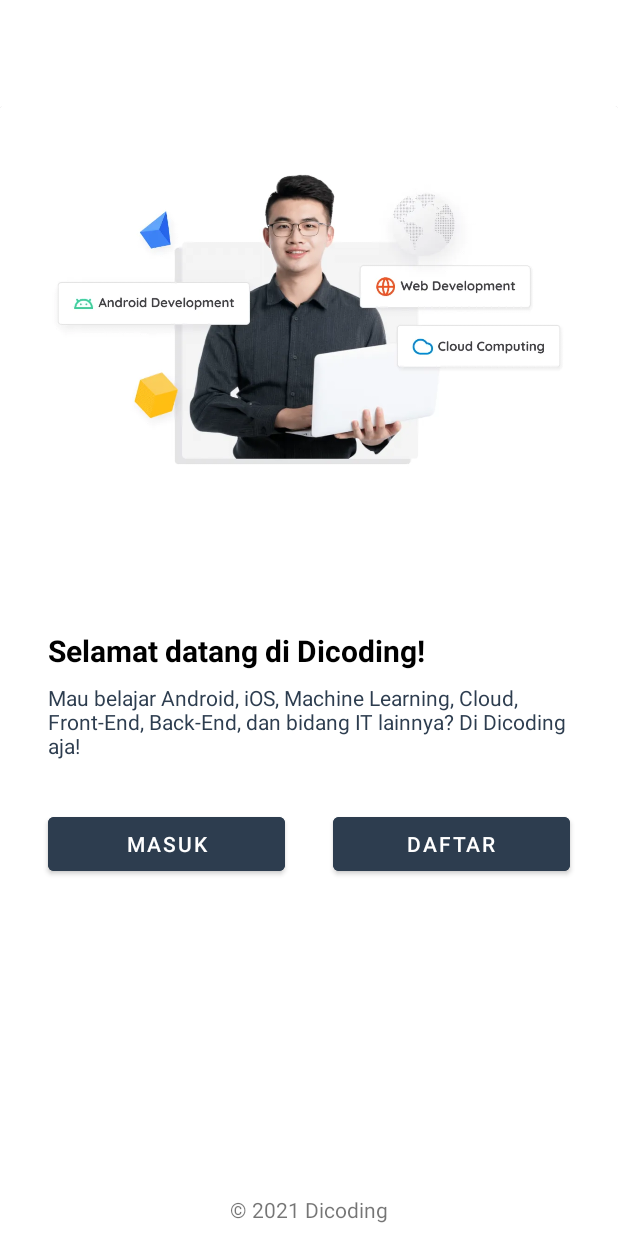
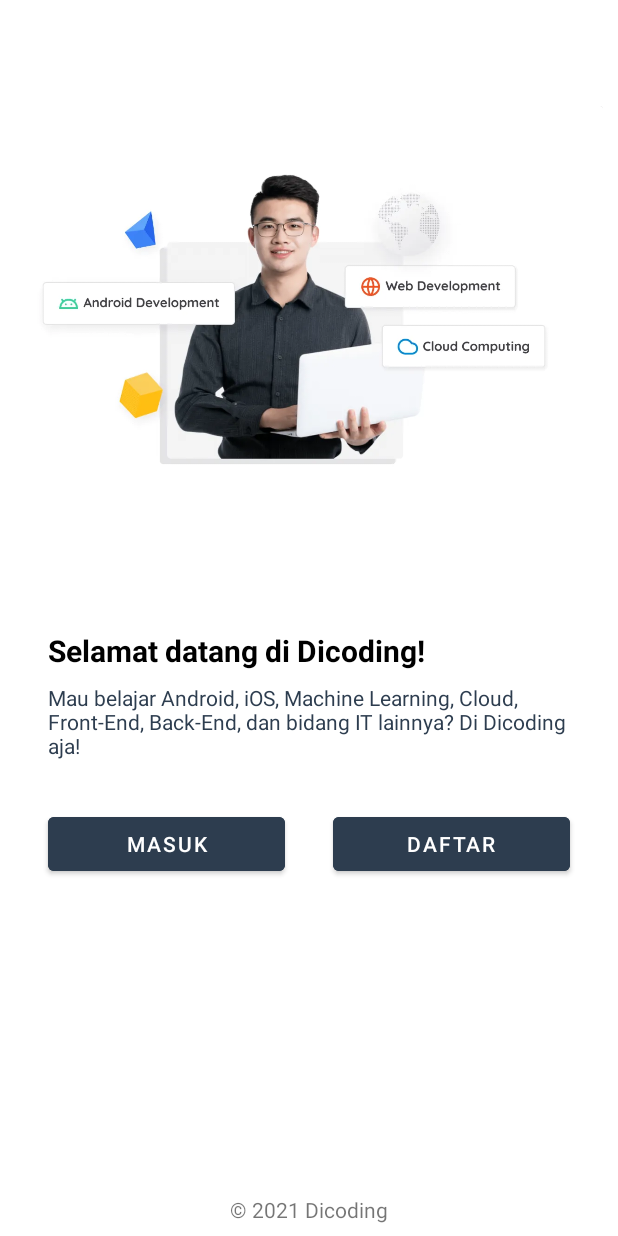
Before and after one commit to ricky-kiva/andro-property-animation, an Android app: the first screen one second after launch (WelcomeActivity), on a phone screen of 412 x 824 dp. Run offline under Robolectric (Android 15) with nearby library versions, the phone set to English and light mode, and no system bars.

Commit message:
animation Welcome Actvt

```diff
--- a/app/src/main/java/com/dicoding/picodiploma/loginwithanimation/view/welcome/WelcomeActivity.kt
+++ b/app/src/main/java/com/dicoding/picodiploma/loginwithanimation/view/welcome/WelcomeActivity.kt
@@ -1,8 +1,11 @@
 package com.dicoding.picodiploma.loginwithanimation.view.welcome
 
+import android.animation.AnimatorSet
+import android.animation.ObjectAnimator
 import android.content.Intent
 import android.os.Build
 import android.os.Bundle
+import android.view.View
 import android.view.WindowInsets
 import android.view.WindowManager
 import androidx.appcompat.app.AppCompatActivity
@@ -20,6 +23,7 @@ class WelcomeActivity : AppCompatActivity() {
 
         setupView()
         setupAction()
+        playAnimation()
     }
 
     private fun setupView() {
@@ -44,4 +48,33 @@ class WelcomeActivity : AppCompatActivity() {
             startActivity(Intent(this, SignupActivity::class.java))
         }
     }
+
+    private fun playAnimation() {
+        // make `ObjectAnimator instance` of `Float`, `translateX` `imageView` from `-30f` to `30f`
+        ObjectAnimator.ofFloat(binding.imageView, View.TRANSLATION_X, -30f, 30f).apply {
+            // set animation duration
+            duration = 6000
+            // make repeat infinitely
+            repeatCount = ObjectAnimator.INFINITE
+            // animation will reverse back
+            repeatMode = ObjectAnimator.REVERSE
+        }.start()
+
+        // sets transparency animation from 0f to 1f, for 4 item
+        val login = ObjectAnimator.ofFloat(binding.loginButton, View.ALPHA, 1f).setDuration(500)
+        val signup = ObjectAnimator.ofFloat(binding.signupButton, View.ALPHA, 1f).setDuration(500)
+        val title = ObjectAnimator.ofFloat(binding.titleTextView, View.ALPHA, 1f).setDuration(500)
+        val desc = ObjectAnimator.ofFloat(binding.descTextView, View.ALPHA, 1f).setDuration(500)
+
+        // group animations to play together
+        val together = AnimatorSet().apply {
+            playTogether(login, signup)
+        }
+
+        // play animation sequentially
+        AnimatorSet().apply {
+            playSequentially(title, desc, together)
+            start()
+        }
+    }
 }
--- a/app/src/main/res/layout/activity_welcome.xml
+++ b/app/src/main/res/layout/activity_welcome.xml
@@ -21,6 +21,7 @@
         android:id="@+id/titleTextView"
         android:layout_width="0dp"
         android:layout_height="wrap_content"
+        android:alpha="0"
         android:layout_marginStart="32dp"
         android:layout_marginTop="8dp"
         android:layout_marginEnd="32dp"
@@ -37,6 +38,7 @@
         android:id="@+id/descTextView"
         android:layout_width="0dp"
         android:layout_height="wrap_content"
+        android:alpha="0"
         android:layout_marginStart="32dp"
         android:layout_marginTop="8dp"
         android:layout_marginEnd="32dp"
@@ -52,6 +54,7 @@
         android:id="@+id/loginButton"
         android:layout_width="0dp"
         android:layout_height="wrap_content"
+        android:alpha="0"
         android:layout_marginStart="32dp"
         android:layout_marginTop="32dp"
         android:layout_marginEnd="16dp"
@@ -65,6 +68,7 @@
         android:id="@+id/signupButton"
         android:layout_width="0dp"
         android:layout_height="wrap_content"
+        android:alpha="0"
         android:layout_marginStart="16dp"
         android:layout_marginTop="32dp"
         android:layout_marginEnd="32dp"
```
